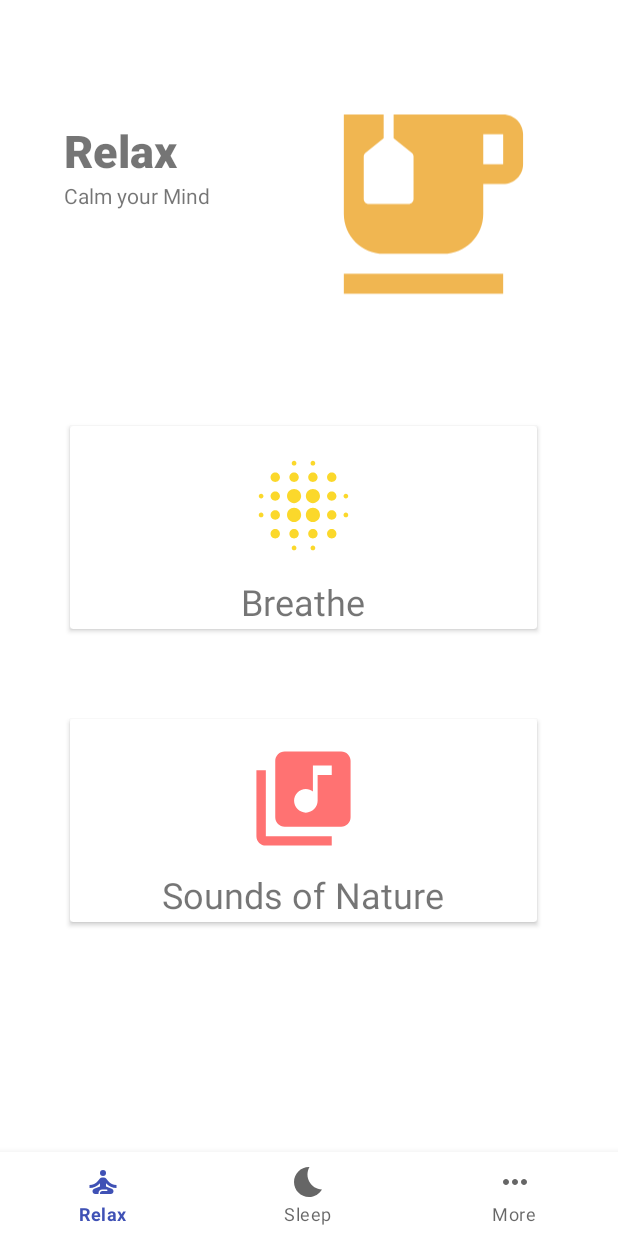
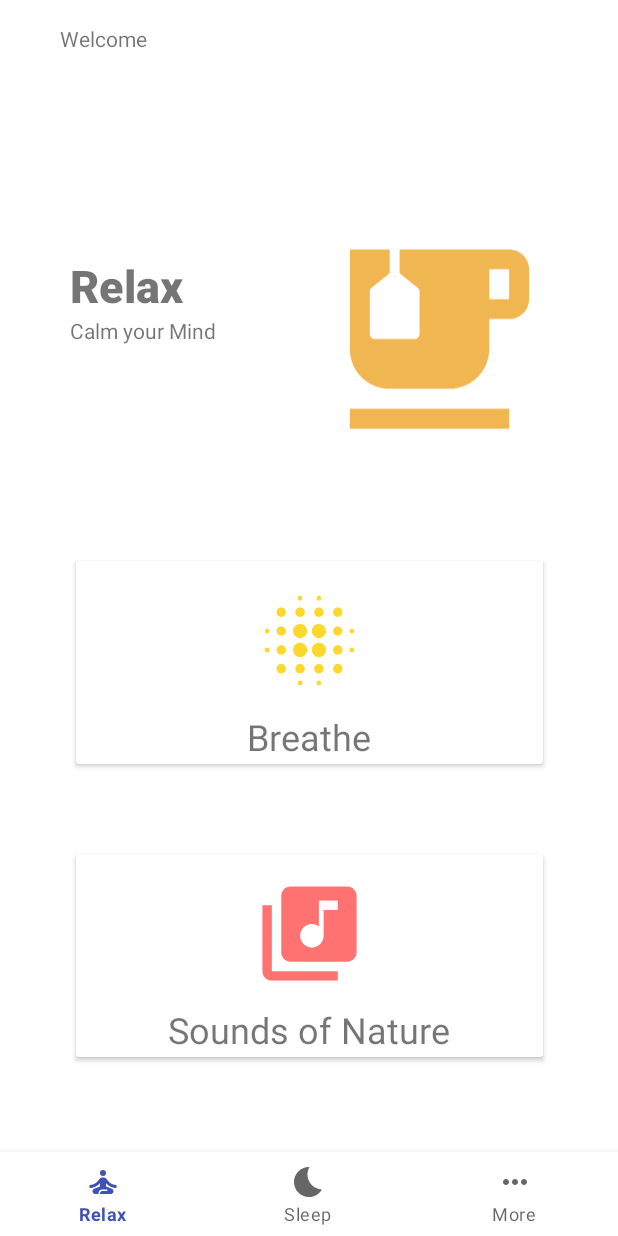
Before and after one commit to hl2703/Adrift, an Android app: the screen it shows after launch (MainActivity), on a phone screen of 412 x 824 dp. Run offline under Robolectric (Android 15) with nearby library versions, the phone set to English and light mode, and no system bars; our stand-ins replace navigation-ui.

Commit message:
Add user name input and display

```diff
--- a/app/src/main/java/sg/edu/np/adrift/MainActivity.java
+++ b/app/src/main/java/sg/edu/np/adrift/MainActivity.java
@@ -7,14 +7,22 @@ import androidx.navigation.fragment.NavHostFragment;
 import androidx.navigation.ui.AppBarConfiguration;
 import androidx.navigation.ui.NavigationUI;
 
+import android.content.SharedPreferences;
 import android.os.Bundle;
+import android.widget.TextView;
 
 import com.google.android.material.bottomnavigation.BottomNavigationView;
 
 public class MainActivity extends AppCompatActivity {
+    public String GLOBAL_PREFS = "MyPrefs";
+    public String MY_USERNAME = "MyName";
 
+    TextView text;
+
+    SharedPreferences sharedPreferences;
     @Override
     protected void onCreate(Bundle savedInstanceState) {
+
         super.onCreate(savedInstanceState);
         setContentView(R.layout.activity_main);
 //implement bottom nav bar
@@ -29,5 +37,10 @@ public class MainActivity extends AppCompatActivity {
                 new AppBarConfiguration.Builder(R.id.firstFragment, R.id.secondFragment,R.id.thirdFragment).build();
 
         NavigationUI.setupWithNavController(bottomNavigationView, navController);
+
+        sharedPreferences = getSharedPreferences(GLOBAL_PREFS, MODE_PRIVATE);
+        String name = sharedPreferences.getString(MY_USERNAME, "");
+        text=findViewById(R.id.nameInput);
+        text.setText(name);
     }
 }
--- a/app/src/main/java/sg/edu/np/adrift/firstFragment.java
+++ b/app/src/main/java/sg/edu/np/adrift/firstFragment.java
@@ -1,12 +1,15 @@
 package sg.edu.np.adrift;
 
 import android.content.Intent;
+import android.content.SharedPreferences;
 import android.os.Bundle;
 import android.view.LayoutInflater;
 import android.view.MotionEvent;
 import android.view.View;
 import android.view.ViewGroup;
+import android.widget.Button;
 import android.widget.RelativeLayout;
+import android.widget.TextView;
 
 import androidx.fragment.app.Fragment;
 
--- a/app/src/main/res/layout/activity_main.xml
+++ b/app/src/main/res/layout/activity_main.xml
@@ -6,6 +6,25 @@
     android:layout_height="match_parent"
     android:layout_gravity="center"
     tools:context=".MainActivity">
+
+    <TextView
+        android:id="@+id/textView14"
+        android:layout_width="wrap_content"
+        android:layout_height="wrap_content"
+        android:layout_marginStart="40dp"
+        android:layout_marginTop="16dp"
+        android:text="Welcome"
+        app:layout_constraintStart_toStartOf="parent"
+        app:layout_constraintTop_toTopOf="parent" />
+
+    <TextView
+        android:id="@+id/nameInput"
+        android:layout_width="wrap_content"
+        android:layout_height="wrap_content"
+        android:layout_marginStart="212dp"
+        android:layout_marginTop="16dp"
+        app:layout_constraintStart_toStartOf="parent"
+        app:layout_constraintTop_toTopOf="parent" />
 
     <com.google.android.material.bottomnavigation.BottomNavigationView
         android:id="@+id/bottomNavigationView"
@@ -29,9 +48,9 @@
         app:defaultNavHost="true"
         app:layout_constraintBottom_toBottomOf="@+id/bottomNavigationView"
         app:layout_constraintEnd_toEndOf="parent"
-        app:layout_constraintHorizontal_bias="0.444"
         app:layout_constraintStart_toStartOf="parent"
         app:layout_constraintTop_toTopOf="parent"
-        app:layout_constraintVertical_bias="0.0"
+        app:layout_constraintVertical_bias="0.494"
         app:navGraph="@navigation/my_nav" />
+
 </androidx.constraintlayout.widget.ConstraintLayout>
--- a/app/src/main/res/layout/fragment_first.xml
+++ b/app/src/main/res/layout/fragment_first.xml
@@ -149,5 +149,8 @@
 
 
         </LinearLayout>
+
+
+
     </androidx.constraintlayout.widget.ConstraintLayout>
 </ScrollView>
```
Also changed, not shown: app/src/main/AndroidManifest.xml (+8 -1 lines), app/src/main/java/sg/edu/np/adrift/NameActivity.java (added, +43 -0 lines), app/src/main/res/layout/activity_name.xml (added, +46 -0 lines), app/src/main/res/layout/fragment_third.xml (+1 -12 lines).
